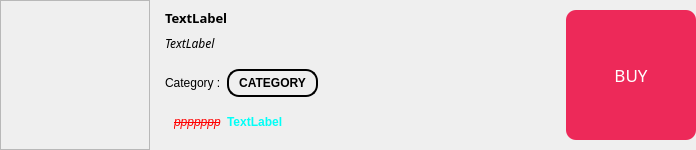
Adimas-Prakoso/ProShop, file views/design/item_display.ui: the form before one commit.
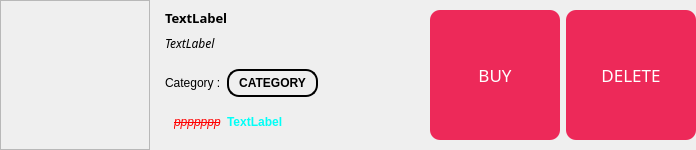
The form after the commit.

```diff
--- a/views/design/item_display.ui
+++ b/views/design/item_display.ui
@@ -148,6 +148,9 @@
          <property name="alignment">
           <set>Qt::AlignmentFlag::AlignLeading|Qt::AlignmentFlag::AlignLeft|Qt::AlignmentFlag::AlignTop</set>
          </property>
+         <property name="wordWrap">
+          <bool>true</bool>
+         </property>
         </widget>
        </item>
        <item row="0" column="0" colspan="4">
@@ -271,6 +274,36 @@
       </property>
      </widget>
     </item>
+    <item>
+     <widget class="QPushButton" name="del_btn">
+      <property name="minimumSize">
+       <size>
+        <width>130</width>
+        <height>130</height>
+       </size>
+      </property>
+      <property name="maximumSize">
+       <size>
+        <width>130</width>
+        <height>130</height>
+       </size>
+      </property>
+      <property name="font">
+       <font>
+        <family>Segoe UI Black</family>
+        <pointsize>13</pointsize>
+       </font>
+      </property>
+      <property name="styleSheet">
+       <string notr="true">background-color: rgb(237, 41, 89);
+color: rgb(255, 255, 255);
+border-radius: 10px;</string>
+      </property>
+      <property name="text">
+       <string>DELETE</string>
+      </property>
+     </widget>
+    </item>
    </layout>
   </widget>
  </widget>
```
